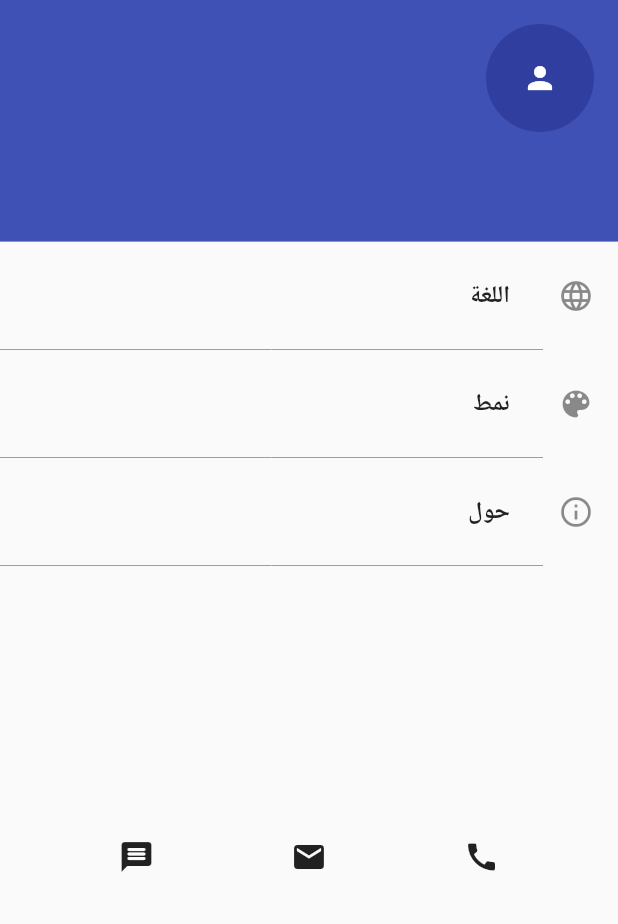
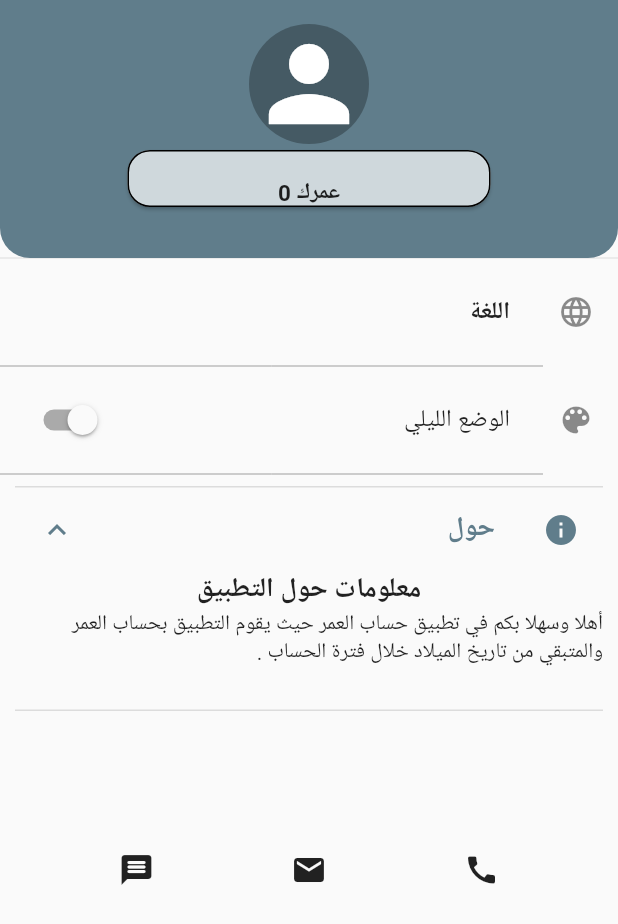
Before and after one commit to abkar9/birthday_calculator_app, a Flutter app: the Setting screen opened directly, after a tap on "حول", on a phone screen of 412 x 824 dp. Shown: the top 924 px of the screen. Run offline on Flutter 3.47's test engine with Material 2 defaults, Android fonts, the phone set to English and light mode, and no system bars; our stand-ins replace animated_splash_screen, toggle_switch; missing offline and left inert: age.

Commit message:
virsion 4

```diff
--- /dev/null
+++ b/lib/model/theme_model.dart
@@ -0,0 +1,12 @@
+import 'package:flutter/material.dart';
+
+class ThemeChanger with ChangeNotifier {
+  ThemeData _themeData;
+  ThemeChanger(this._themeData);
+
+  getTheme() => _themeData;
+  setTheme(ThemeData theme) {
+    _themeData = theme;
+    notifyListeners();
+  }
+}
--- a/lib/screens/setting.dart
+++ b/lib/screens/setting.dart
@@ -1,12 +1,14 @@
-
 import 'package:birthday_calculator/model/appbar.dart';
+import 'package:birthday_calculator/model/theme_model.dart';
 import 'package:birthday_calculator/model/url_launcher.dart';
+import 'package:birthday_calculator/screens/home.dart';
+import 'package:birthday_calculator/utils/factory_theme.dart';
 import 'package:flutter/cupertino.dart';
 import 'package:flutter/material.dart';
 import 'package:flutter/widgets.dart';
+import 'package:provider/provider.dart';
+import 'package:toggle_switch/toggle_switch.dart';
 import 'user.dart';
-import 'package:url_launcher/url_launcher.dart';
-
 
 class Setting extends StatefulWidget {
   @override
@@ -14,23 +16,35 @@ class Setting extends StatefulWidget {
 }
 
 class SettingState extends State<Setting> {
+  var userName = UserState.textEditingController.text;
+  ThemeChanger themeChanger;
   var url;
-  Launcher launcher=Launcher();
+  Launcher launcher = Launcher();
+  bool chick = false;
 
-  var userName = UserState.textEditingController.text;
+  TextStyle style = TextStyle(fontSize: 18, fontWeight: FontWeight.bold);
+  var appbar = AppbarBirthdayApp();
 
-  var appbar = AppbarBirthdayApp();
+  double sizeText = 15.0;
+
+
+
   @override
   Widget build(BuildContext context) {
-    var buttonLanguage = buildListSetting('اللغة', Icon(Icons.language),(){});
+    ThemeChanger themeChanger = Provider.of<ThemeChanger>(
+      context,
+    );
+    this.themeChanger = themeChanger;
+
+    var buttonLanguage = buildLanguege();
     var line = buildUnderLine();
-    var buttonTHem = buildListSetting('نمط', Icon(Icons.color_lens_rounded),(){});
-    var buttonAbut = buildListSetting('حول', Icon(Icons.info_outline),(){});
+    var buttonTHem = buildTheme();
     var userHeader = buildHeaderUser();
     var rowIcons = buildRowIcons();
+    var about = _buildAbout();
 
-
-    return Directionality(textDirection: TextDirection.rtl,
+    return Directionality(
+      textDirection: TextDirection.rtl,
       child: Scaffold(
         body: Container(
           width: double.infinity,
@@ -42,11 +56,10 @@ class SettingState extends State<Setting> {
               line,
               buttonTHem,
               line,
-              buttonAbut,
-              line,
+              about,
+
               //    stack(),
               rowIcons
-
             ],
           ),
         ),
@@ -54,41 +67,124 @@ class SettingState extends State<Setting> {
     );
   }
 
-  Widget buildListSetting(String s,Icon icon,Function fun) {
+  Widget buildSetting() {
+    return Center(
+      child: ToggleSwitch(
+        minWidth: 90.0,
+        cornerRadius: 20.0,
+        activeFgColor: Colors.white,
+        activeBgColor: Theme.of(context).accentColor,
+        inactiveBgColor: Colors.grey,
+        inactiveFgColor: Colors.white,
+        activeBgColors: [Colors.blue, Colors.black],
+        labels: ['نهاري', 'ليلي'],
+        icons: [Icons.lightbulb, Icons.nightlight_round],
+        changeOnTap: true,
+        onToggle: (index) {
+          if (index == 0) themeChanger.setTheme(FactoryTheme.lightTheme());
+          if (index == 1) themeChanger.setTheme(FactoryTheme.darkTheme());
+        },
+      ),
+    );
+  }
+
+  Widget buildTheme() {
+    return ListTile(
+      title: Text('الوضع الليلي'),
+      leading: Icon(Icons.color_lens),
+      trailing: Switch(
+        value: chick,
+        onChanged: (_) {
+          if (chick == true) themeChanger.setTheme(FactoryTheme.lightTheme());
+          if (chick == false) themeChanger.setTheme(FactoryTheme.darkTheme());
+          chick = !chick;
+          setState(() {});
+        },
+      ),
+    );
+  }
+
+  Widget buildLanguege() {
     return Column(
       children: [
         ListTile(
-          title: Text(s,style: TextStyle(fontWeight: FontWeight.bold),),
-          leading: icon,
-          onTap: fun,
+          title: Text(
+            "اللغة",
+            style: TextStyle(fontWeight: FontWeight.bold),
+          ),
+          leading: Icon(Icons.language),
+          onTap: () {
+            setState(() {});
+          },
         )
       ],
     );
   }
 
-   Widget buildUnderLine(){
+  Widget buildUnderLine() {
     return Divider(
       color: Colors.grey,
       indent: 50,
     );
-
   }
 
-   Widget buildHeaderUser(){
-
-    return UserAccountsDrawerHeader(
-      accountName: Text(userName),
-      accountEmail: Text(''),
-      currentAccountPicture: CircleAvatar(
+  Widget buildHeaderUser() {
+    return Container(
+      height: 180,
+      child: DrawerHeader(
+        decoration: BoxDecoration(
+          color: Theme.of(context).accentColor,
+          borderRadius: BorderRadius.only(
+            bottomLeft: Radius.circular(20),
+            bottomRight: Radius.circular(20),
+          ),
+        ),
+        child: Column(
+          children: [
+            Container(
+              height: 80,
+              width: 80,
+              child: CircleAvatar(
                 child: Icon(
-            Icons.person),
-      ),);
-
+                  Icons.person,
+                  size: 80,
+                ),
+              ),
+            ),
+            Container(
+              width: 250,
+              child: Card(
+                shape: OutlineInputBorder(
+                  borderRadius: BorderRadius.circular(15),
+                ),
+                color: Theme.of(context).primaryColorLight,
+                child: Column(
+                  children: [
+                    Text(
+                      userName,
+                      style: TextStyle(
+                          fontWeight: FontWeight.bold, fontSize: sizeText),
+                    ),
+                    Text(
+                      'عمرك ${HomeState.theAge.ages}',
+                      style: TextStyle(
+                          fontWeight: FontWeight.bold, fontSize: sizeText),
+                    ),
+                  ],
+                ),
+              ),
+            )
+          ],
+          mainAxisAlignment: MainAxisAlignment.start,
+          crossAxisAlignment: CrossAxisAlignment.center,
+        ),
+      ),
+    );
   }
 
-   Widget buildRowIcons(){
+  Widget buildRowIcons() {
     return Container(
-      height:210,
+      height: 130,
       child: Row(
           crossAxisAlignment: CrossAxisAlignment.end,
           mainAxisAlignment: MainAxisAlignment.spaceEvenly,
@@ -96,62 +192,96 @@ class SettingState extends State<Setting> {
             buildIconCall(),
             buildIconEmail(),
             buildIconSms(),
+          ]),
+    );
+  }
 
-     ]
-      ),
-    );
-
-   }
-   Widget buildIconCall(){
+  Widget buildIconCall() {
     return Container(
       child: IconButton(
         icon: Icon(Icons.call),
-             onPressed: (){
+        onPressed: () {
           launcher.launchURL('tel: 0504681074');
         },
       ),
     );
+  }
 
-   }
-  Widget buildIconSms(){
+  Widget buildIconSms() {
     return Container(
       child: IconButton(
         icon: Icon(Icons.message_rounded),
-        onPressed: (){
+        onPressed: () {
           launcher.launchURL('sms: 0504681074');
         },
       ),
     );
+  }
 
-  }
-  Widget buildIconEmail(){
+  Widget buildIconEmail() {
     return Container(
       child: IconButton(
         icon: Icon(Icons.email),
-        onPressed: (){
+        onPressed: () {
           launcher.launchURL('mailto: n.abkar9@gmail.com');
         },
       ),
     );
-
   }
 
-Widget stack(){
-
-    return Container(height:300,
-    child: Stack(children: [
-
+  Widget stack() {
+    return Container(
+      height: 300,
+      child: Stack(
+        children: [
           Positioned(
             bottom: 5,
-        child:Container(child: Card(color: Colors.grey ,) ,),height: 200,width: 400,),
+            child: Container(
+              child: Card(
+                color: Colors.grey,
+              ),
+            ),
+            height: 200,
+            width: 400,
+          ),
           Container(
-        height: 150,width: 200,
+            height: 150,
+            width: 200,
             child: Positioned(
               right: 15,
-          child:CircleAvatar(child: Icon(Icons.person,size: 100,),),),
+              child: CircleAvatar(
+                child: Icon(
+                  Icons.person,
+                  size: 100,
                 ),
-    ],),
+              ),
+            ),
+          ),
+        ],
+      ),
+    );
+  }
 
+  Widget _buildAbout() {
+    return Container(
+      height: 150,
+      padding: EdgeInsets.symmetric(horizontal: 10),
+      child: ExpansionTile(
+        children: [
+          Container(
+            child: Text(
+              'معلومات حول التطبيق',
+              style: TextStyle(fontWeight: FontWeight.bold, fontSize: 18),
+            ),
+          ),
+          Container(
+            child: Text(
+                'أهلا وسهلا بكم في تطبيق حساب العمر حيث يقوم التطبيق بحساب العمر والمتبقي من تاريخ الميلاد خلال فترة الحساب . '),
+          ),
+        ],
+        title: Text('حول ', style: style),
+        leading: Icon(Icons.info),
+      ),
     );
   }
 }
```
Also changed, not shown: lib/main.dart (+16 -11 lines), lib/model/appbar.dart (+22 -7 lines), lib/model/calculator_model.dart (+7 -8 lines), lib/model/next_birthday_model.dart (+5 -10 lines), lib/screens/home.dart (+34 -29 lines), lib/screens/home_tabs.dart (+14 -8 lines), lib/screens/user.dart (+17 -14 lines), lib/utils/factory_theme.dart (added, +15 -0 lines), pubspec.yaml (+9 -2 lines), assets/logo.png (added), images/age.png (deleted), images/bg_logo.png (added), pubspec.lock, 21 other files. Lines whose indentation alone changed are shown as unchanged.
